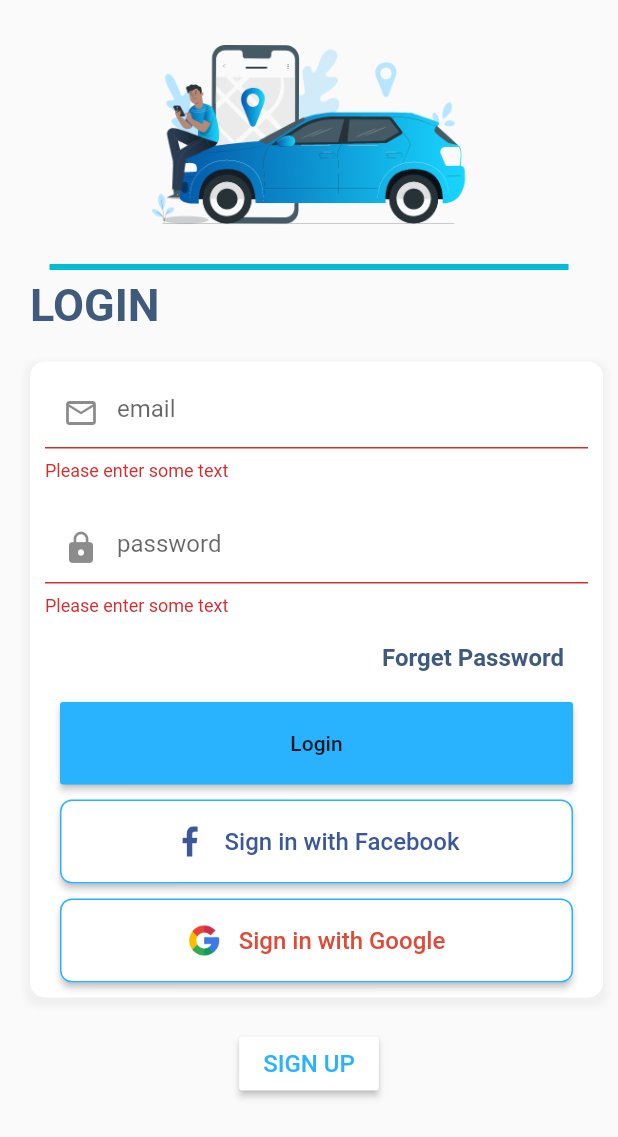
After one commit to nilsys/flutterpractice, a Flutter app: the SignIn screen opened directly, after a tap on "Login", on a phone screen of 412 x 824 dp. The commit adds this screen. Shown: the top 1137 px of the screen. Run offline on Flutter 3.47's test engine with Material 2 defaults, Android fonts, the light colour scheme and no system bars; our stand-ins replace after_layout, bottom_navy_bar, connectivity, dio, intro_slider, shared_preferences and 2 more; accounts and stored records are empty.

Commit message:
add login

```diff
--- a/lib/ui/MainScreens.dart
+++ b/lib/ui/MainScreens.dart
@@ -2,13 +2,14 @@
 import 'package:bottom_navy_bar/bottom_navy_bar.dart';
 import 'package:flutter/cupertino.dart';
 import 'package:flutter/material.dart';
+import 'package:flutterpractice/ui/SignIn.dart';
 
 import 'Home.dart';
 import 'Login.dart';
 
 class _MainScreen extends State<MainScreen> {
   var _selectedIndex ;
-  List<Widget> _Screens=[Home(),Login()];
+  List<Widget> _Screens=[Home(),Login(),SignIn()];
   PageController _pageController=PageController();
   // void _onItemSelected (int selectedItem){
   //       setState(() {
--- /dev/null
+++ b/lib/ui/SignIn.dart
@@ -0,0 +1,205 @@
+import 'package:flutter/cupertino.dart';
+import 'package:flutter/material.dart';
+import 'package:flutterpractice/component/CardBox.dart';
+
+class SignIn extends StatefulWidget{
+  @override
+  State<StatefulWidget> createState() {
+    // TODO: implement createState
+
+    return _SignIn();
+  }
+
+}
+
+class _SignIn extends State<SignIn>{
+
+  final _formKey = GlobalKey<FormState>();
+  @override
+  Widget build(BuildContext context) {
+    // TODO: implement build
+
+    return Scaffold(
+        resizeToAvoidBottomPadding: false,
+        body: Column(
+          children: [
+            SizedBox(height: 10),
+            Container(
+              margin: EdgeInsets.all(20),
+              child: Image.asset("images/login.png",height:120)
+            ),
+            Container(
+              padding: EdgeInsets.only(left: 33,right: 33),
+              child: Divider(
+                thickness: 4,
+                  color: Colors.cyan
+              ),
+            ),
+            Container(
+                alignment: Alignment.topLeft,
+                padding: EdgeInsets.only(left: 20),
+                child: Text("LOGIN",style: TextStyle(color:Color(0xff405A7B),fontSize: 30,fontWeight: FontWeight.bold),)),
+            Container(
+              margin: EdgeInsets.only(top: 20,left: 20,right: 10),
+              child: CardBox(Colors.white, 10, Container(
+                child: Column(
+                  children: [
+                    Form(
+                      key: _formKey,
+                      child: Column(
+                        children: [
+                              TextFormField(
+                                // The validator receives the text that the user has entered.
+                                validator: (value) {
+                                  if (value.isEmpty) {
+                                    return 'Please enter some text';
+                                  }
+                                  return null;
+                                },
+                                decoration: new InputDecoration(
+                                  hintText: 'email',
+                                  prefixIcon: Icon(Icons.email_outlined),
+                                ),
+                              ),
+                              SizedBox(height: 20),
+                              TextFormField(
+                                // The validator receives the text that the user has entered.
+                                validator: (value) {
+                                  if (value.isEmpty) {
+                                    return 'Please enter some text';
+                                  }
+                                  return null;
+                                },
+                                decoration: new InputDecoration(
+                                  hintText: 'password',
+                                  prefixIcon: Icon(Icons.lock),
+                                ),
+                              ),
+                              Container(
+                                alignment: Alignment.topRight,
+                                padding: EdgeInsets.only(top: 18, right: 16),
+                                child: Text(
+                                  "Forget Password",
+                                  style: TextStyle(
+                                      fontWeight: FontWeight.bold,
+                                      fontSize: 16,
+                                      color: Color(0xff405A7B)),
+                                ),
+                              ),
+                              Container(
+                                width: double.infinity,
+                                height: 55,
+                                margin: EdgeInsets.only(
+                                    right: 10, left: 10, top: 20),
+                                child: RaisedButton(
+                                  onPressed: () {
+                                    // Validate returns true if the form is valid, otherwise false.
+                                    if (_formKey.currentState.validate()) {
+                                      // If the form is valid, display a snackbar. In the real world,
+                                      // you'd often call a server or save the information in a database.
+
+                                      Scaffold.of(context).showSnackBar(
+                                          SnackBar(
+                                              content:
+                                                  Text('Processing Data')));
+                                    }
+                                  },
+                                  child: Text('Login'),
+                                  color:Color(0xff29B2FE),
+
+                                ),
+                              ),
+                              Container(
+                                width: double.infinity,
+                                height: 56,
+                                margin: EdgeInsets.only(
+                                    right: 10, left: 10, top: 10),
+                                child: RaisedButton.icon(
+                                  onPressed: () {
+                                    // Validate returns true if the form is valid, otherwise false.
+                                    if (_formKey.currentState.validate()) {
+                                      // If the form is valid, display a snackbar. In the real world,
+                                      // you'd often call a server or save the information in a database.
+                                    }
+                                  },
+                                  color: Colors.white,
+
+                                  label: Text(
+                                    'Sign in with Facebook',
+                                    style: TextStyle(
+                                        color: Color(0xff3B5998), fontSize: 16),
+                                  ),
+                                   icon: Image.asset("images/facebook.png",height: 30,width: 30,)
+                                    ,
+                                    shape:RoundedRectangleBorder(
+                                        borderRadius: BorderRadius.circular(8.0),
+                                        side: BorderSide(color: Color(0xff29B2FE))
+                                    )
+                                )
+
+                                ,
+                              ),
+                              Container(
+                                width: double.infinity,
+                                height: 56,
+                                margin: EdgeInsets.only(
+                                    right: 10, left: 10, top: 10),
+                                child: RaisedButton.icon(
+                                  onPressed: () {
+                                    // Validate returns true if the form is valid, otherwise false.
+                                    if (_formKey.currentState.validate()) {
+                                      // If the form is valid, display a snackbar. In the real world,
+                                      // you'd often call a server or save the information in a database.
+                                    }
+                                  },
+                                  color: Colors.white,
+                                  label: Text(
+                                    'Sign in with Google',
+                                    style: TextStyle(
+                                        color: Color(0xffDD4B39), fontSize: 16),
+                                  ),
+                                   icon:Image.asset("images/google.png",height: 30,width: 30,)
+                                    ,
+                                    shape:RoundedRectangleBorder(
+                                        borderRadius: BorderRadius.circular(8.0),
+                                        side: BorderSide(color: Color(0xff29B2FE))
+                                    )
+                                ),
+                              )
+                            ],
+                          )
+
+                    )
+
+
+
+
+                  ],
+                ),
+              )),),
+            SizedBox(height: 20,),
+            Container(
+            child: RaisedButton(
+              onPressed: () {
+                // Validate returns true if the form is valid, otherwise false.
+                if (_formKey.currentState.validate()) {
+                  // If the form is valid, display a snackbar. In the real world,
+                  // you'd often call a server or save the information in a database.
+                }
+              },
+              color: Colors.white,
+              child: Text(
+                'SIGN UP',
+                style: TextStyle(color: Color(0xff29B2FE), fontSize: 16),
+              ),
+            ),
+          ),
+        ],
+      ),
+    );
+
+
+  }
+
+
+}
--- a/pubspec.yaml
+++ b/pubspec.yaml
@@ -34,6 +34,8 @@ dependencies:
   intro_slider: ^2.3.3
   shared_preferences: ^0.5.12+4
   after_layout: ^1.0.7+2
+  reactive_forms: ^7.1.0
+
   # The following adds the Cupertino Icons font to your application.
   # Use with the CupertinoIcons class for iOS style icons.
   cupertino_icons: ^1.0.0
@@ -57,6 +59,9 @@ flutter:
   assets:
     - images/folder.png
     - images/map.png
+    - images/login.png
+    - images/facebook.png
+    - images/google.png
   # To add assets to your application, add an assets section, like this:
   # assets:
   #   - images/a_dot_burr.jpeg
```
Also changed, not shown: images/facebook.png (added), images/google.png (added), images/login.png (added), pubspec.lock.
